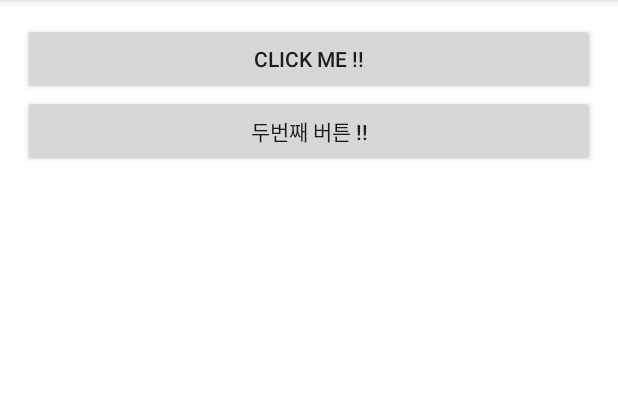
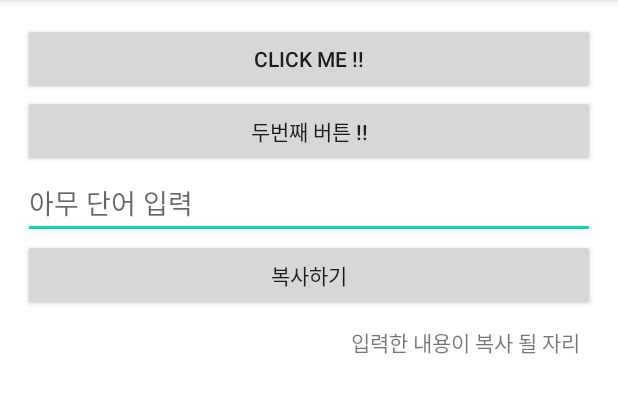
Before and after one commit to saeyan79/KotlinBasic_20200805, an Android app: the screen it shows after launch (MainActivity), on a phone screen of 412 x 824 dp, the part 84-497 px from its top. Run offline under Robolectric (Android 15) with nearby library versions, the phone set to English and light mode, and no system bars.

Commit message:
입력 > 버튼 클릭 > 텍스트 뷰 출력 화면 구조

```diff
--- a/app/src/main/res/layout/activity_main.xml
+++ b/app/src/main/res/layout/activity_main.xml
@@ -21,4 +21,24 @@
         android:layout_height="wrap_content"
         android:text="두번째 버튼 !!" />
 
+    <EditText
+        android:layout_width="match_parent"
+        android:layout_height="wrap_content"
+        android:hint="아무 단어 입력"
+        android:gravity="left"
+        android:singleLine="true" />
+
+    <Button
+        android:layout_width="match_parent"
+        android:layout_height="wrap_content"
+        android:text="복사하기" />
+
+    <TextView
+        android:layout_width="match_parent"
+        android:layout_height="wrap_content"
+        android:padding="10dp"
+        android:gravity="right"
+        android:text="입력한 내용이 복사 될 자리"/>
+
+
 </LinearLayout>
```
